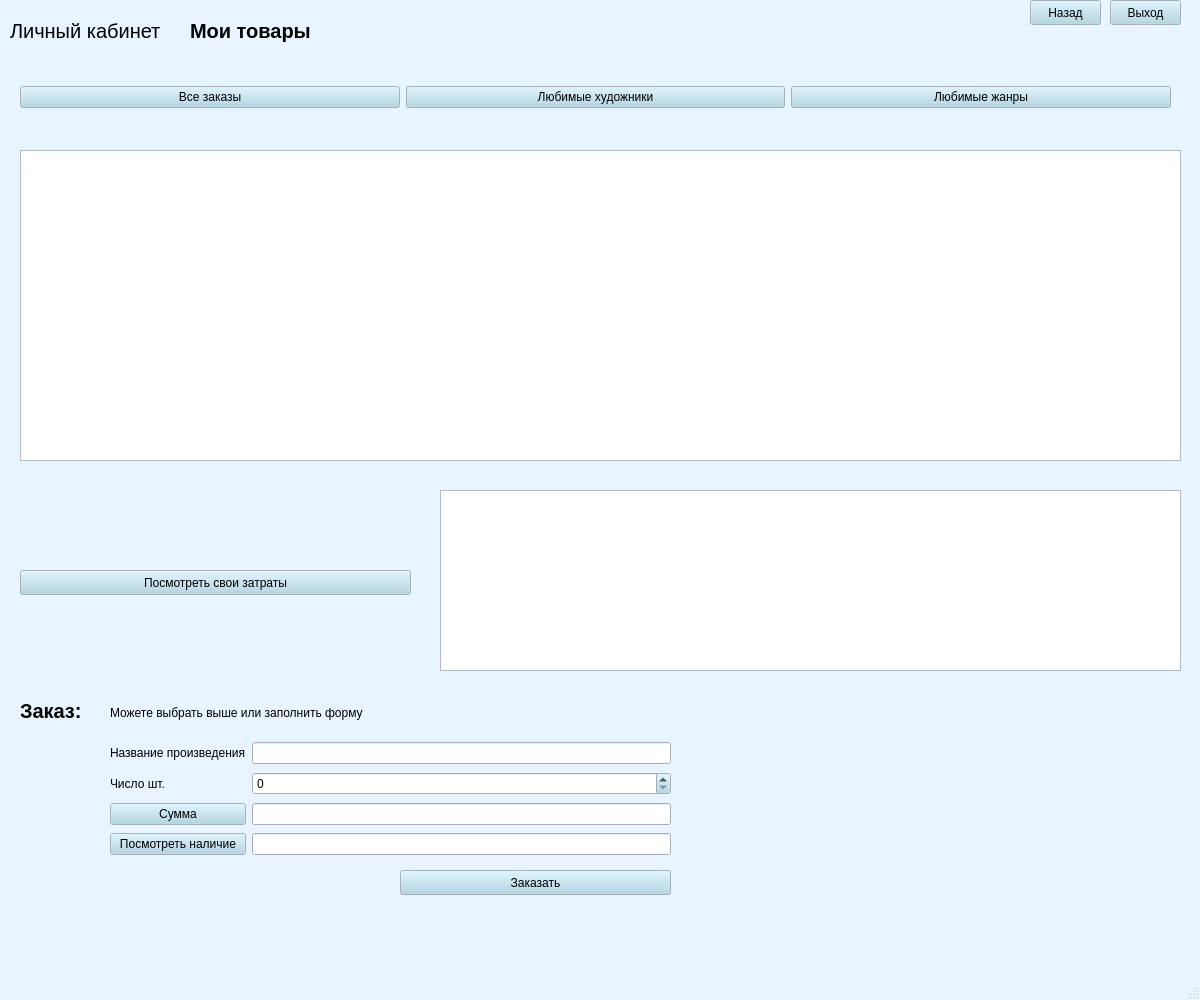
Old version of the form windows/customer_menu_mydata.ui in the repository KristinaBu/aisDB.
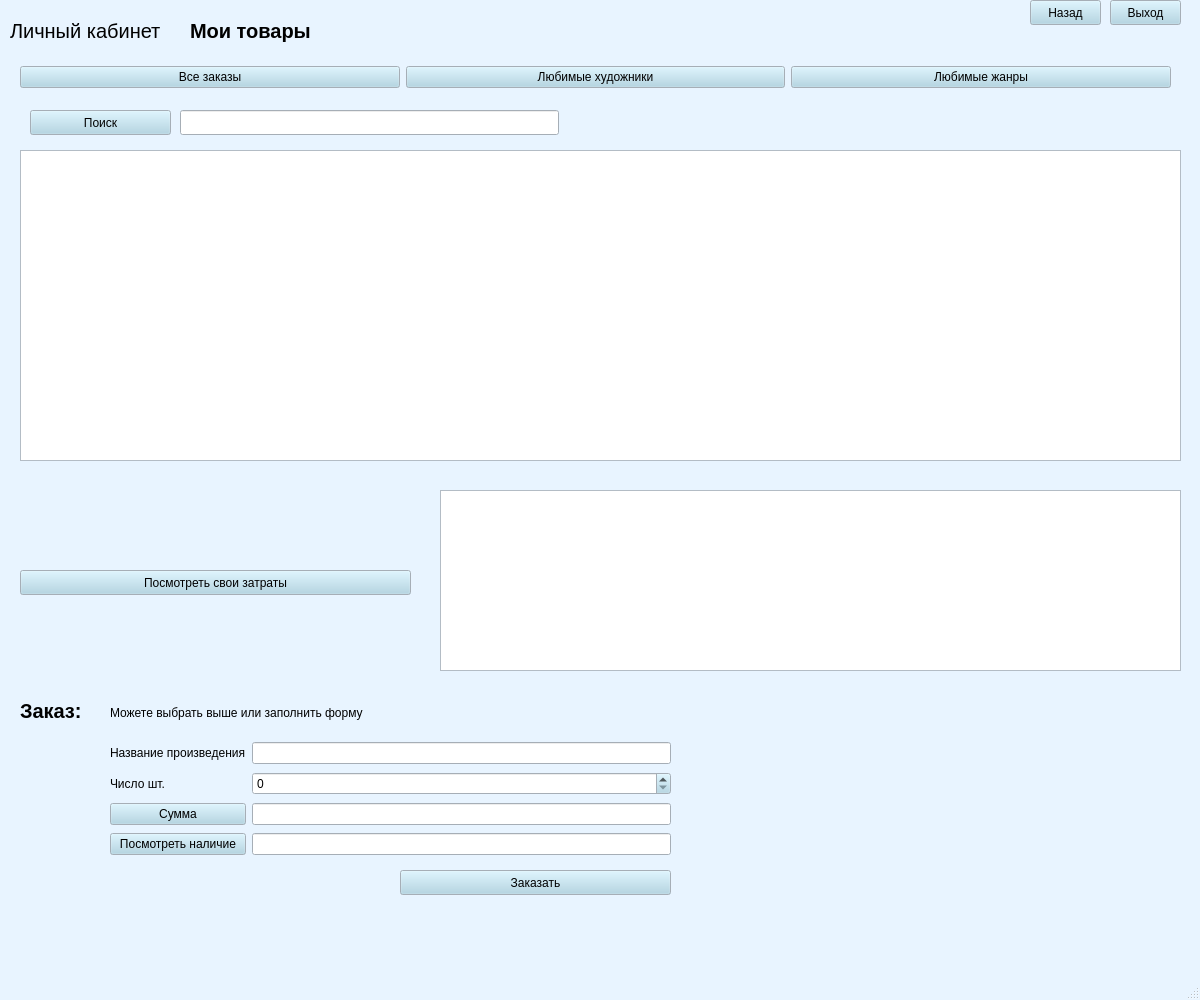
New version of the form.

```diff
--- a/windows/customer_menu_mydata.ui
+++ b/windows/customer_menu_mydata.ui
@@ -489,7 +489,7 @@
       <x>20</x>
       <y>57</y>
       <width>1151</width>
-      <height>81</height>
+      <height>41</height>
      </rect>
     </property>
     <layout class="QGridLayout" name="gridLayout_2">
@@ -859,6 +859,29 @@
      <string>Назад</string>
     </property>
    </widget>
+   <widget class="QLineEdit" name="name_3">
+    <property name="geometry">
+     <rect>
+      <x>180</x>
+      <y>110</y>
+      <width>379</width>
+      <height>25</height>
+     </rect>
+    </property>
+   </widget>
+   <widget class="QPushButton" name="sum_3">
+    <property name="geometry">
+     <rect>
+      <x>30</x>
+      <y>110</y>
+      <width>141</width>
+      <height>25</height>
+     </rect>
+    </property>
+    <property name="text">
+     <string>Поиск</string>
+    </property>
+   </widget>
   </widget>
   <widget class="QMenuBar" name="menubar">
    <property name="geometry">
```
Left out of the diff: 14 changed lines with no effect on the pictures.
